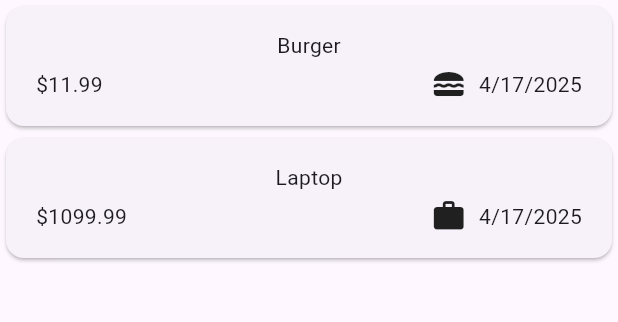
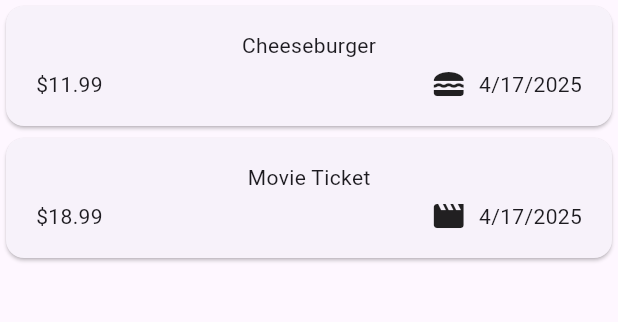
Before and after one commit to chris-zaharia/expense_tracker, a Flutter app: the screen it shows after launch, on a phone screen of 412 x 824 dp, the part 114-436 px from its top. Run offline on Flutter 3.47's test engine with Material 3 defaults, Android fonts, the phone set to English and light mode, and no system bars.

Commit message:
new expense complete, expenses complete

```diff
--- a/lib/widgets/expenses.dart
+++ b/lib/widgets/expenses.dart
@@ -1,7 +1,8 @@
 import 'package:expense_tracker/widgets/expenses_list/expenses_list.dart';
-import 'package:expense_tracker/models/expense.dart';
 import 'package:expense_tracker/widgets/new_expense.dart';
 import 'package:flutter/material.dart';
+
+import '../models/expense.dart';
 
 class Expenses extends StatefulWidget {
   const Expenses({super.key});
@@ -13,31 +14,39 @@ class Expenses extends StatefulWidget {
 }
 
 class _ExpensesState extends State<Expenses> {
-  void _openAddExpenseOverlay(){
+  void _openAddExpenseOverlay() {
     showModalBottomSheet(
+      isScrollControlled: true,
       context: context,
-      builder: (ctx) => NewExpense(),
+      builder: (ctx) => NewExpense(
+        onAddExpense: _addExpense,
+      ),
     );
   }
+
+  void _addExpense(Expense expense) {
+    setState(() {
+      _registeredExpenses.add(expense);
+    });
+  }
+
   final List<Expense> _registeredExpenses = [
     Expense(
-      title: 'Burger',
-      amount: 11.99,
-      date: DateTime.now(),
-      category: Category.food,
-    ),
+        title: 'Cheeseburger',
+        amount: 11.99,
+        date: DateTime.now(),
+        category: Category.food),
     Expense(
-      title: 'Laptop',
-      amount: 1099.99,
-      date: DateTime.now(),
-      category: Category.work,
-    ),
+        title: 'Movie Ticket',
+        amount: 18.99,
+        date: DateTime.now(),
+        category: Category.leisure),
   ];
   @override
   Widget build(BuildContext context) {
     return Scaffold(
       appBar: AppBar(
-        title: const Text('Expense Tracker'),
+        title: const Text("Expense Tracker"),
         actions: [
           IconButton(
             onPressed: _openAddExpenseOverlay,
@@ -48,7 +57,9 @@ class _ExpensesState extends State<Expenses> {
       body: Column(
         children: [
           Text("Chart"),
-          Expanded(child: ExpensesList(expenses: _registeredExpenses),),
+          Expanded(
+            child: ExpensesList(expenses: _registeredExpenses),
+          ),
         ],
       ),
     );
```
Also changed, not shown: lib/widgets/new_expense.dart (+48 -22 lines).
